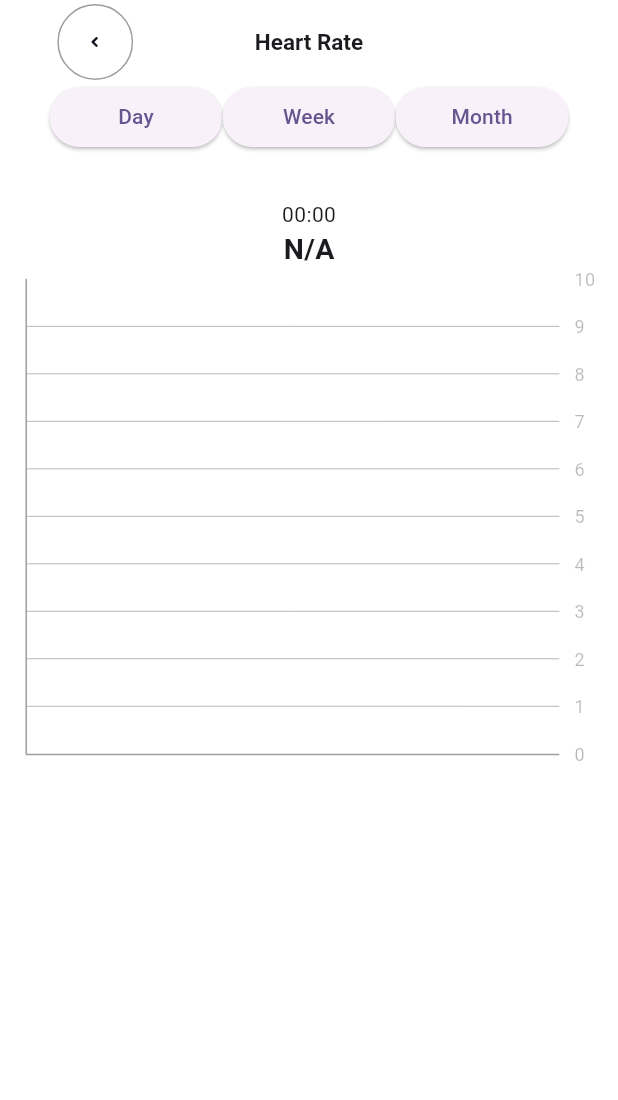
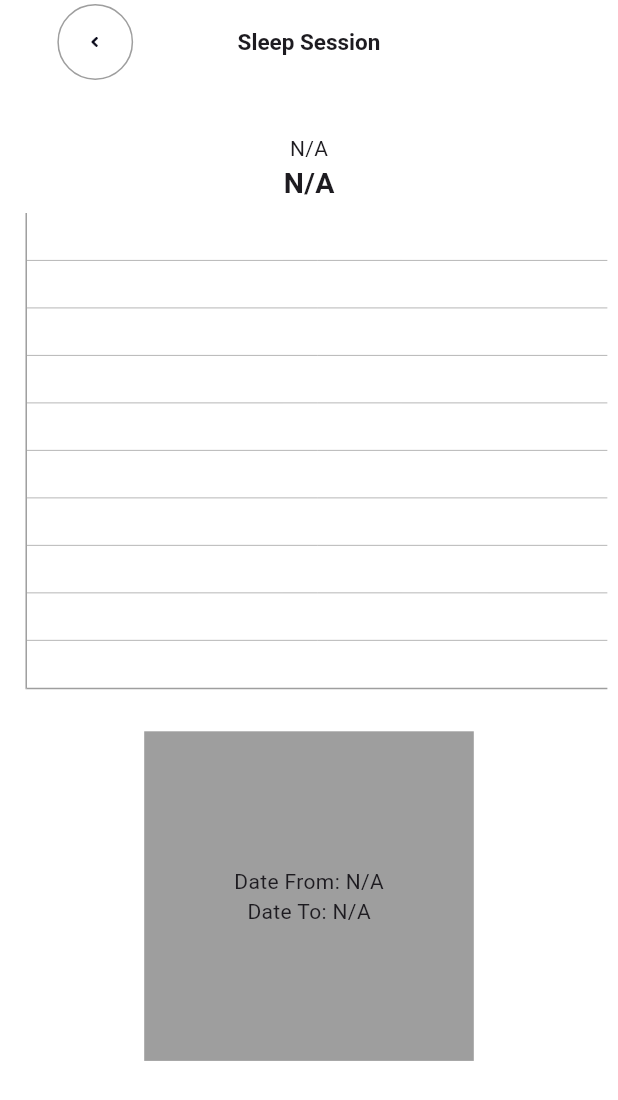
Before and after one commit to k1vv/Gesundheits-Link, a Flutter app: the SleepPage screen opened directly, on a phone screen of 412 x 824 dp. Shown: the top 1100 px of the screen. Run offline on Flutter 3.47's test engine with Material 3 defaults, Android fonts, the phone set to English and light mode, and no system bars; drawn by our look-alikes of fl_chart; our stand-ins replace firebase_auth, firebase_core, firebase_database, firebase_storage, flutter_colorpicker, flutter_local_notifications and 9 more; missing offline and left inert: flutter_foreground_service, flutter_iconpicker, health; accounts and stored records are empty; Roboto replaces fonts that are missing (Arial); statements that could not run were skipped.

Commit message:
Fix Sleep Page

```diff
--- a/lib/UI/Health/sleeptracking_page.dart
+++ b/lib/UI/Health/sleeptracking_page.dart
@@ -20,16 +20,23 @@ class _SleepPage extends State<SleepPage> {
   double maxValue = 0;
   int biggestSleep = 0;
   String stepsText = "N/A";
+
   int biggestHeartRate = 0;
   double selectedValue = 0;
   List<int> sleepDataList = [];
   String flexbarString = "N/A";
-  String startTimeText = "00:00";
+  String startTimeText = "N/A";
   String currentHeartRate = "N/A";
   String selectedDataRange = "Day";
   List<BarChartGroupData> barGroups = [];
   DateTime currentStepsDate = DateTime.now();
   List<int?> sleepData = List.filled(7, null);
+  String dateFrom = "N/A";
+  String dateTo = "N/A";
+  Map<String, dynamic> dataMap = {};
+  String dateKey = '';
+  List<String> dateTolist = [];
+  List<String> dateFromlist = [];
 
   Future<void> fetchSleepData() async {
     final today = DateTime.now();
@@ -40,8 +47,10 @@ class _SleepPage extends State<SleepPage> {
       userId = user.uid;
       DateTime startOfPeriod = today.subtract(const Duration(days: 6));
       DateTime endOfPeriod = today;
-      String startOfPeriodStr = '${startOfPeriod.year}-${startOfPeriod.month}-${startOfPeriod.day}';
-      String endOfPeriodStr = '${endOfPeriod.year}-${endOfPeriod.month}-${endOfPeriod.day}';
+      String startOfPeriodStr =
+          '${startOfPeriod.year}-${startOfPeriod.month}-${startOfPeriod.day}';
+      String endOfPeriodStr =
+          '${endOfPeriod.year}-${endOfPeriod.month}-${endOfPeriod.day}';
       String databasePath = 'health/$userId/sleep_session/';
       DataSnapshot dataSnapshot = (await FirebaseDatabase.instance
               .ref()
@@ -49,13 +58,34 @@ class _SleepPage extends State<SleepPage> {
               .orderByKey()
               .startAt(startOfPeriodStr)
               .endAt(endOfPeriodStr)
-              .once()).snapshot;
+              .once())
+          .snapshot;
 
       if (dataSnapshot.value is Map) {
-        Map<String, dynamic> dataMap = Map<String, dynamic>.from(dataSnapshot.value as Map<dynamic, dynamic>);
+        Map<String, dynamic> dataMap =
+            Map<String, dynamic>.from(dataSnapshot.value as Map<dynamic, dynamic>);
         sleepDataList = List.generate(7, (index) {
-          String dateKey = '${startOfPeriod.year}-${startOfPeriod.month}-${startOfPeriod.day + index}';
-          int sleepDataForDay = dataMap[dateKey] != null ? dataMap[dateKey]['total'] : 0;
+          String dateKey =
+              '${startOfPeriod.year}-${startOfPeriod.month}-${startOfPeriod.day + index}';
+          int sleepDataForDay = dataMap[dateKey] != null
+              ? int.parse(dataMap[dateKey]['total'].toString())
+              : 0;
+          dateFrom = dataMap[dateKey] != null &&
+                  dataMap[dateKey] is Map &&
+                  dataMap[dateKey]['dateFrom'] != null
+              ? formatTime(dataMap[dateKey]['dateFrom'])
+              : 'N/A';
+          dateTo = dataMap[dateKey] != null &&
+                  dataMap[dateKey] is Map &&
+                  dataMap[dateKey]['dateTo'] != null
+              ? formatTime(dataMap[dateKey]['dateTo'])
+              : 'N/A';
+
+          debugPrint('Date From: $dateFrom');
+          debugPrint('Date To: $dateTo');
+
+          dateTolist.add(dateTo);
+          dateFromlist.add(dateFrom);
 
           debugPrint('Sleep data for day $dateKey: $sleepDataForDay minutes');
           if (sleepDataForDay > biggestSleep) {
@@ -63,6 +93,10 @@ class _SleepPage extends State<SleepPage> {
           }
           return sleepDataForDay;
         });
+
+        // Print dateFrom and dateTo here to see their values
+
+
         setState(() {
           barGroups = List.generate(7, (index) {
             int dayIndex = index + 1;
@@ -87,9 +121,30 @@ class _SleepPage extends State<SleepPage> {
     }
   }
 
+  Future<void> fetchCurrentData() async {
+    final today = DateTime.now();
+    String userId = "";
+    User? user = FirebaseAuth.instance.currentUser;
+
+    if (user != null) {
+      userId = user.uid;
+      String databasePath = 'health/$userId/sleep_session/${today.year}-${today.month}-${today.day}/total';
+      DataSnapshot dataSnapshot = (await FirebaseDatabase.instance.ref().child(databasePath).once()).snapshot;
+      if (dataSnapshot.value != null) {
+        setState(() {
+          int x = (dataSnapshot.value as int?) ?? 0;
+          stepsText = formatDuration(x);
+          startTimeText = DateFormat('EEEEEE').format(today);
+        });
+      debugPrint(stepsText);
+      debugPrint(startTimeText);
+      }
+    }
+  }
+
   String getDayOfWeek(int index) {
     final today = DateTime.now();
-    final selectedDay = today.subtract(Duration(days: today.weekday - index));
+    final selectedDay = today.subtract(Duration(days: (today.day + 1) - index));
 
     return DateFormat('EEEEEE').format(selectedDay);
   }
@@ -100,11 +155,21 @@ class _SleepPage extends State<SleepPage> {
     return '$hours H $minutes min';
   }
 
+  String formatTime(String? timestamp) {
+    if (timestamp != null) {
+      DateTime dateTime = DateTime.parse(timestamp);
+      return DateFormat('hh:mm a').format(dateTime);
+    }
+    return 'N/A';
+  }
+
   @override
   void initState() {
     super.initState();
     fetchSleepData();
+    fetchCurrentData();
   }
+
   @override
   Widget build(BuildContext context) {
     final screenWidth = MediaQuery.of(context).size.width;
@@ -143,7 +208,7 @@ class _SleepPage extends State<SleepPage> {
             const Expanded(
               flex: 2,
               child: Text(
-                'Heart Rate',
+                'Sleep Session',
                 style: TextStyle(
                     fontFamily: 'Arial',
                     fontSize: 15,
@@ -167,29 +232,6 @@ class _SleepPage extends State<SleepPage> {
       backgroundColor: Colors.white,
       body: SingleChildScrollView(
         child: Column(children: [
-
-          SizedBox(
-              width: 315 * screenWidth / 375,
-              height: 20 * screenHeight / 375,
-              child: Row(
-                children: [
-                  SizedBox(
-                    width: 105 * screenWidth / 375,
-                    child: ElevatedButton(
-                        onPressed: () {}, child: const Text("Day")),
-                  ),
-                  SizedBox(
-                    width: 105 * screenWidth / 375,
-                    child: ElevatedButton(
-                        onPressed: () {}, child: const Text("Week")),
-                  ),
-                  SizedBox(
-                    width: 105 * screenWidth / 375,
-                    child: ElevatedButton(
-                        onPressed: () {}, child: const Text("Month")),
-                  )
-                ],
-              )),
           SizedBox(
             height: 15 * screenHeight / 375,
           ),
@@ -231,14 +273,7 @@ class _SleepPage extends State<SleepPage> {
                             leftTitles: SideTitles(showTitles: false),
                             bottomTitles: SideTitles(showTitles: false),
                             topTitles: SideTitles(showTitles: false),
-                            rightTitles: SideTitles(
-                              showTitles: true,
-                              getTextStyles: (context, value) => const TextStyle(
-                                fontSize: 12,
-                                color: Color.fromARGB(71, 0, 0, 0),
-                              ),
-                              margin: 10,
-                            ),
+                            rightTitles: SideTitles(showTitles: false),
                           ),
                           gridData: FlGridData(
                             show: true,
@@ -280,16 +315,21 @@ Positioned(
     selectedValue = value;
     if (sleepDataList.isNotEmpty && selectedValue.isFinite) {
       final index = selectedValue.toInt() - 1;
-              if (index >= 0 &&
-                  index < sleepDataList.length &&
-                  sleepDataList[index] != null) {
+      if (index >= 0 && index < sleepDataList.length && sleepDataList[index] != null) {
         startTimeText = getDayOfWeek(index + 1);
         stepsText = formatDuration(sleepDataList[index] ?? 0);
 
+        // Check if the index is within bounds before accessing the list elements
+        if (index < dateFromlist.length && index < dateTolist.length) {
+          dateFrom = dateFromlist[index];
+          dateTo = dateTolist[index];
+        }
       }
     }
   });
 },
+
+
                       min: 0,
                       max: 7,
                       divisions: 7,
@@ -299,6 +339,19 @@ Positioned(
               ),
             ],
           ),
+          SizedBox(height: 10 * screenHeight / 375),
+            Container(
+              color: Colors.grey,
+              width: 200 * screenWidth / 375,
+              height: 100 * screenHeight / 375,
+              child: Column(
+                mainAxisAlignment: MainAxisAlignment.center,
+                children: [
+                  Text("Date From: $dateFrom"),
+                  Text("Date To: $dateTo"),
+                ],
+              ),
+            )
         ]),
       ),
     );
--- a/lib/UI/Health/steps_page.dart
+++ b/lib/UI/Health/steps_page.dart
@@ -203,6 +203,7 @@ class _StepsPageState extends State<StepsPage> {
 
       DataSnapshot dataSnapshot = (await FirebaseDatabase.instance.ref().child(databasePath).once()).snapshot;
 
+      if (mounted) {
         if (dataSnapshot.value != null) {
           setState(() {
             enteredGoal = dataSnapshot.value.toString();
@@ -212,6 +213,7 @@ class _StepsPageState extends State<StepsPage> {
           setState(() {
             enteredGoal = '10000';
           });
+        }
       }
     }
   }
--- a/lib/UI/Main/home_page.dart
+++ b/lib/UI/Main/home_page.dart
@@ -267,9 +267,11 @@ class _HomePageState extends State<HomePage> {
         for (HealthDataPoint dataPoint in healthData) {
           if (dataPoint.type == HealthDataType.SLEEP_SESSION) {
             currentSleep = dataPoint.value.toString();
+            String dateFrom = dataPoint.dateFrom.toString();
+            String dateTo = dataPoint.dateTo.toString();
 
             if (user != null) {
-              saveSleepData(user.uid, currentHeartRate);
+              saveSleepData(user.uid, currentSleep, dateFrom, dateTo);
             }
           }
         }
@@ -444,17 +446,21 @@ class _HomePageState extends State<HomePage> {
     }
   }
 
-  Future<void> saveSleepData(String userId, String sleep,) async {
+  Future<void> saveSleepData(String userId, String sleep, String dateFrom, String dateTo) async {
     final databaseReference = FirebaseDatabase.instance.ref();
     final today = DateTime.now();
 
     final databasePath =
-        'health/$userId/sleep_session/${today.year}-${today.month}-${today.day}/total';
+        'health/$userId/sleep_session/${today.year}-${today.month}-${today.day}/';
 
     try {
-      int sleepData = int.parse(currentSleep);
+      int sleepData = int.parse(sleep);
 
-      await databaseReference.child(databasePath).set(sleepData);
+      // Save sleep data, dateFrom, and dateTo to Firebase
+      await databaseReference.child('$databasePath/total').set(sleepData);
+      await databaseReference.child('$databasePath/dateFrom').set(dateFrom);
+      await databaseReference.child('$databasePath/dateTo').set(dateTo);
+
       debugPrint('Sleep data saved to Firebase at $databasePath');
     } catch (error) {
       debugPrint('Error saving Sleep data to Firebase: $error');
```
Lines whose indentation alone changed are shown as unchanged.
